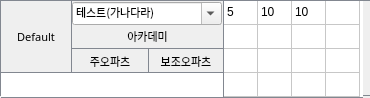
Before: the Qt Designer form Gui/Container_char.ui in Seoilyoung/Blue-Note, drawn with Qt 5.
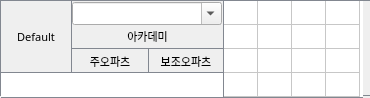
After: the same form once the commit is applied.

Patch:
```diff
--- a/Gui/Container_char.ui
+++ b/Gui/Container_char.ui
@@ -107,19 +107,27 @@
    </column>
    <item row="0" column="0">
     <property name="text">
-     <string>5</string>
+     <string/>
     </property>
    </item>
    <item row="0" column="1">
     <property name="text">
-     <string>10</string>
+     <string/>
     </property>
    </item>
    <item row="0" column="2">
     <property name="text">
-     <string>10</string>
+     <string/>
     </property>
    </item>
+   <item row="2" column="0">
+    <property name="font">
+     <font>
+      <pointsize>9</pointsize>
+     </font>
+    </property>
+   </item>
+   <item row="3" column="0"/>
   </widget>
   <widget class="QLabel" name="label_img">
    <property name="geometry">
@@ -228,7 +236,7 @@
     <bool>true</bool>
    </property>
    <property name="currentText">
-    <string>테스트(가나다라)</string>
+    <string/>
    </property>
    <property name="maxVisibleItems">
     <number>5</number>
@@ -245,11 +253,6 @@
    <property name="frame">
     <bool>true</bool>
    </property>
-   <item>
-    <property name="text">
-     <string>테스트(가나다라)</string>
-    </property>
-   </item>
   </widget>
   <widget class="QLabel" name="label_oparts_main">
    <property name="geometry">
```
